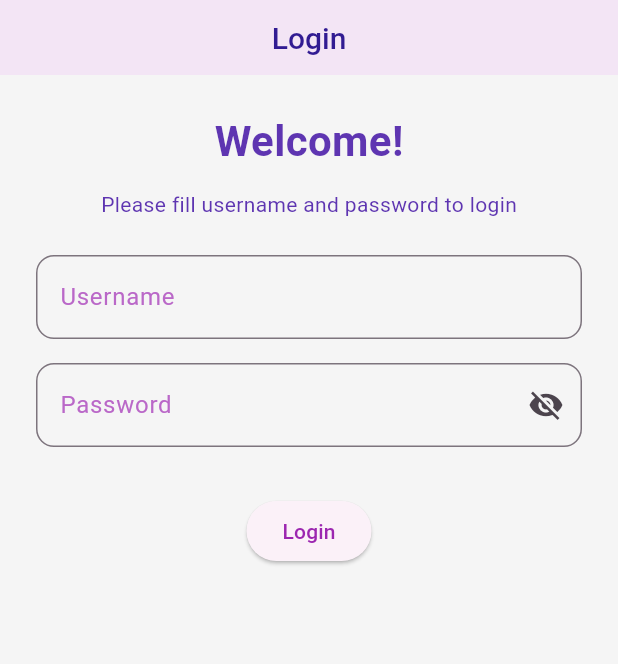
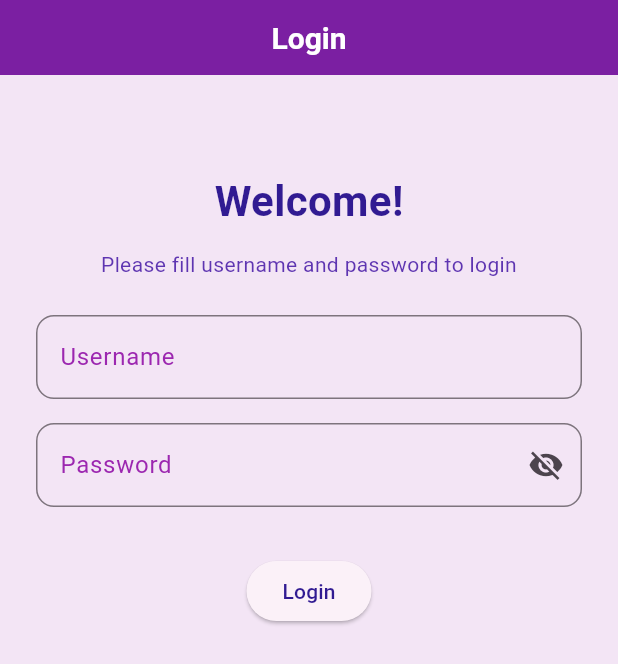
Before and after one commit to Mimirey/ToDoList_Project, a Flutter app: the screen it shows after launch, on a phone screen of 412 x 824 dp. Shown: the top 664 px of the screen. Run offline on Flutter 3.47's test engine with Material 3 defaults, Android fonts, the phone set to English and light mode, and no system bars; our stand-ins replace get, shared_preferences.

```diff
--- a/todolist_project/lib/page/login_page.dart
+++ b/todolist_project/lib/page/login_page.dart
@@ -12,18 +12,20 @@ class LoginPage extends StatelessWidget {
   @override
   Widget build(BuildContext context) {
     return Scaffold(
-      backgroundColor: Colors.grey.shade100,
+      backgroundColor: AppColors.background, // 🔹 pakai ungu gelap reuse
       appBar: AppBar(
         title: const Text(
           "Login",
           style: TextStyle(
-              fontWeight: FontWeight.w500,
+            fontWeight: FontWeight.w600,
             fontSize: 20,
-              color: AppColors.textPrimary),
+            color: Colors.white, // kontras dengan AppBar ungu
           ),
-        backgroundColor: AppColors.background,
+        ),
+        backgroundColor: AppColors.primary, // 🔹 konsisten seperti Profile
         centerTitle: true,
         toolbarHeight: 50,
+        elevation: 0,
       ),
       body: SingleChildScrollView(
         child: Padding(
@@ -31,50 +33,53 @@ class LoginPage extends StatelessWidget {
           child: Column(
             crossAxisAlignment: CrossAxisAlignment.center,
             children: [
-              // Title
               Container(
-                margin: const EdgeInsets.only(bottom: 12),
+                margin: const EdgeInsets.only(bottom: 12, top: 40),
                 child: Text(
                   "Welcome!",
                   style: TextStyle(
                     fontWeight: FontWeight.bold,
                     fontSize: 28,
-                      color: AppColors.textSecondary),
+                    color: AppColors.textPrimary,
+                  ),
                 ),
               ),
 
-              // Subtitle
               Container(
                 margin: const EdgeInsets.only(bottom: 24),
                 child: Text(
                   "Please fill username and password to login",
-                  style: TextStyle(color: AppColors.textSecondary),
+                  style: TextStyle(
+                    color: AppColors.textSecondary,
+                    fontSize: 14,
+                  ),
+                  textAlign: TextAlign.center,
                 ),
               ),
 
-              // Username field
               Container(
                 margin: const EdgeInsets.only(bottom: 16),
                 child: CustomTextfield(
                   controller: loginController.usernameController,
                   label: "Username",
-                  labelColor: AppColors.primary3,
+                  labelColor: AppColors.primary2,
                   pass: false,
                   isNumber: false,
                 ),
               ),
 
-              // Password field angka saja dengan show/hide
               Container(
                 margin: const EdgeInsets.only(bottom: 24),
-                child: Obx(() => CustomTextfield(
+                child: Obx(
+                  () => CustomTextfield(
                     controller: loginController.passwordController,
                     label: "Password",
-                labelColor: AppColors.primary3,
+                    labelColor: AppColors.primary2,
                     pass: !loginController.isPasswordVisible.value,
                     isNumber: true,
                     onSuffixIconTap: loginController.togglePasswordVisibility,
-              )),
+                  ),
+                ),
               ),
 
               // Login button
@@ -82,7 +87,8 @@ class LoginPage extends StatelessWidget {
                 margin: const EdgeInsets.only(top: 8),
                 child: CustomButton(
                   myText: "Login",
-                  myTextColor: AppColors.primary2,
+                  myTextColor: AppColors.textPrimary,
+                  // bgColor: AppColors.primary,
                   onPressed: () {
                     loginController.login(context);
                   },
```
Also changed, not shown: todolist_project/lib/fragments/profile_fragment.dart (+28 -1 lines). Lines whose indentation alone changed are shown as unchanged.
